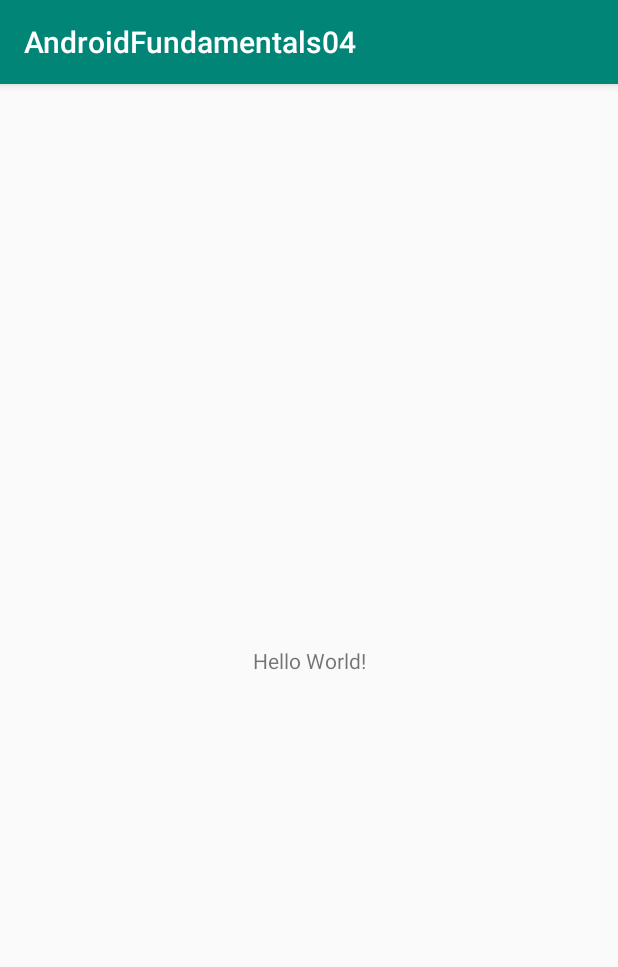
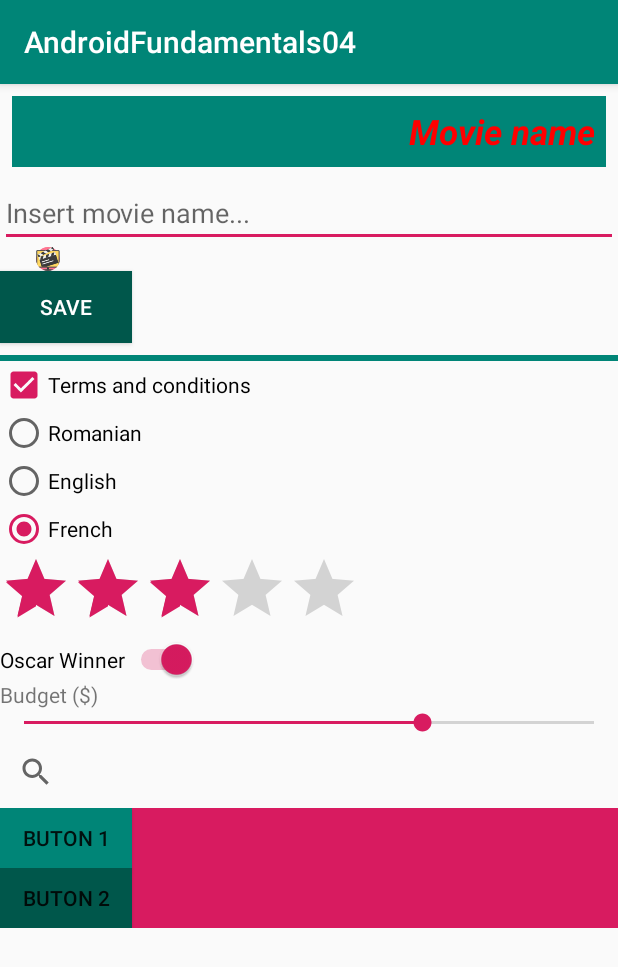
Before and after one commit to magdamiu/AndroidFundamentals04, an Android app: the screen it shows after launch (MainActivity), on a phone screen of 412 x 824 dp. Shown: the top 967 px of the screen. Run offline under Robolectric (Android 15) with nearby library versions, the phone set to English and light mode, and no system bars.

Commit message:
week 2: views

```diff
--- a/app/src/main/res/layout/activity_main.xml
+++ b/app/src/main/res/layout/activity_main.xml
@@ -1,18 +1,125 @@
 <?xml version="1.0" encoding="utf-8"?>
-<androidx.constraintlayout.widget.ConstraintLayout xmlns:android="http://schemas.android.com/apk/res/android"
+<LinearLayout xmlns:android="http://schemas.android.com/apk/res/android"
     xmlns:app="http://schemas.android.com/apk/res-auto"
     xmlns:tools="http://schemas.android.com/tools"
     android:layout_width="match_parent"
     android:layout_height="match_parent"
+    android:orientation="vertical"
     tools:context=".MainActivity">
+
+    <!-- comment -->
+    <TextView
+        android:layout_width="match_parent"
+        android:layout_height="wrap_content"
+        android:layout_margin="@dimen/space_small"
+        android:background="@color/colorPrimary"
+        android:gravity="right"
+        android:padding="@dimen/space_small"
+        android:text="@string/movie_name"
+        android:textColor="@color/red"
+        android:textSize="@dimen/font_medium"
+        android:textStyle="bold|italic"></TextView>
+
+    <EditText
+        android:layout_width="match_parent"
+        android:layout_height="wrap_content"
+        android:hint="Insert movie name..."
+        android:inputType="textCapWords"></EditText>
+
+    <ImageView
+        android:layout_width="64dp"
+        android:layout_height="16dp"
+        android:scaleType="centerInside"
+        android:src="@drawable/movie"></ImageView>
+
+    <Button
+        android:layout_width="wrap_content"
+        android:layout_height="wrap_content"
+        android:background="@color/colorPrimaryDark"
+        android:text="@string/save"
+        android:textColor="@android:color/white"></Button>
+
+    <View
+        android:layout_width="match_parent"
+        android:layout_height="4dp"
+        android:layout_marginTop="@dimen/space_small"
+        android:background="@color/colorPrimary"></View>
+
+    <CheckBox
+        android:layout_width="wrap_content"
+        android:layout_height="wrap_content"
+        android:checked="true"
+        android:text="Terms and conditions"></CheckBox>
+
+    <RadioGroup
+        android:layout_width="wrap_content"
+        android:layout_height="wrap_content">
+
+        <RadioButton
+            android:layout_width="wrap_content"
+            android:layout_height="wrap_content"
+            android:text="Romanian"></RadioButton>
+
+        <RadioButton
+            android:layout_width="wrap_content"
+            android:layout_height="wrap_content"
+            android:text="English"></RadioButton>
+
+        <RadioButton
+            android:layout_width="wrap_content"
+            android:layout_height="wrap_content"
+            android:checked="true"
+            android:text="French"></RadioButton>
+    </RadioGroup>
+
+    <RatingBar
+        android:layout_width="wrap_content"
+        android:layout_height="wrap_content"
+        android:numStars="5"
+        android:rating="3"
+        android:stepSize="1"></RatingBar>
+
+    <Switch
+        android:layout_width="wrap_content"
+        android:layout_height="wrap_content"
+        android:checked="true"
+        android:text="@string/oscar_winner"></Switch>
 
     <TextView
         android:layout_width="wrap_content"
         android:layout_height="wrap_content"
-        android:text="Hello World!"
-        app:layout_constraintBottom_toBottomOf="parent"
-        app:layout_constraintLeft_toLeftOf="parent"
-        app:layout_constraintRight_toRightOf="parent"
-        app:layout_constraintTop_toTopOf="parent" />
+        android:text="@string/budget"/>
 
-</androidx.constraintlayout.widget.ConstraintLayout>
+    <SeekBar
+        android:layout_width="match_parent"
+        android:layout_height="wrap_content"
+        android:max="100"
+        android:progress="70"></SeekBar>
+    <SearchView
+        android:layout_width="match_parent"
+        android:layout_height="wrap_content"
+        android:queryHint="@string/search_movies">
+    </SearchView>
+    <ProgressBar
+        android:visibility="gone"
+        android:layout_width="wrap_content"
+        android:layout_height="wrap_content"></ProgressBar>
+    <LinearLayout
+        android:background="@color/colorAccent"
+        android:layout_width="match_parent"
+        android:orientation="vertical"
+        android:layout_height="80dp">
+        <Button
+            android:layout_width="wrap_content"
+            android:layout_weight="5"
+            android:layout_height="0dp"
+            android:text="Buton 1"
+            android:background="@color/colorPrimary"></Button>
+        <Button
+            android:layout_width="wrap_content"
+            android:layout_weight="5"
+            android:layout_height="0dp"
+            android:text="Buton 2"
+            android:background="@color/colorPrimaryDark"></Button>
+    </LinearLayout>
+</LinearLayout>
--- a/app/src/main/res/values/colors.xml
+++ b/app/src/main/res/values/colors.xml
@@ -3,4 +3,5 @@
     <color name="colorPrimary">#008577</color>
     <color name="colorPrimaryDark">#00574B</color>
     <color name="colorAccent">#D81B60</color>
+    <color name="red">#ff0000</color>
 </resources>
--- /dev/null
+++ b/app/src/main/res/values/dimens.xml
@@ -0,0 +1,5 @@
+<?xml version="1.0" encoding="utf-8"?>
+<resources>
+    <dimen name="space_small">8dp</dimen>
+    <dimen name="font_medium">23sp</dimen>
+</resources>
--- a/app/src/main/res/values/strings.xml
+++ b/app/src/main/res/values/strings.xml
@@ -1,3 +1,8 @@
 <resources>
     <string name="app_name">AndroidFundamentals04</string>
+    <string name="movie_name">Movie name</string>
+    <string name="save">Save</string>
+    <string name="oscar_winner">Oscar Winner</string>
+    <string name="budget">Budget ($)</string>
+    <string name="search_movies">Search movies...</string>
 </resources>
```
Also changed, not shown: app/src/main/res/drawable/movie.png (added).
